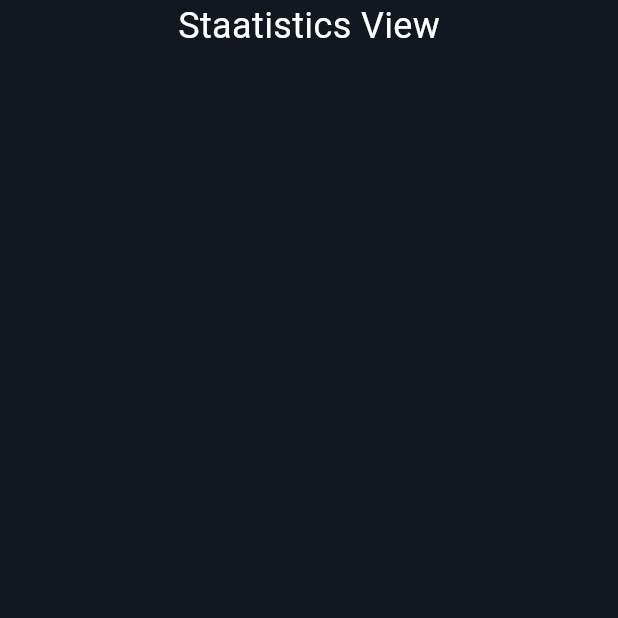
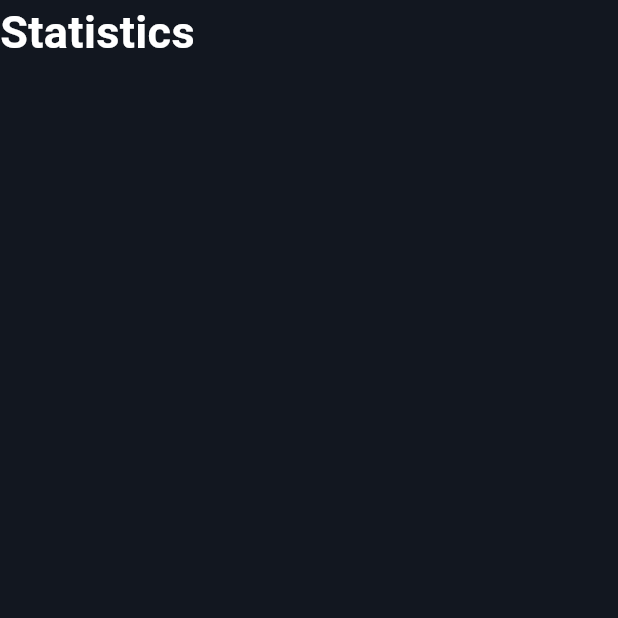
Before and after one commit to NRG7-Emergentes/ergovision-mobile, a Flutter app: the Statistics screen opened directly, on a phone screen of 412 x 824 dp, the top half of it. Run offline on Flutter 3.47's test engine with Material 3 defaults, Android fonts, the phone set to English and light mode, and no system bars; our stand-ins replace fl_chart.

Commit message:
feat(ui): unified titles.

```diff
--- a/lib/statistics/views/statistics.dart
+++ b/lib/statistics/views/statistics.dart
@@ -13,12 +13,13 @@ class _StatisticsState extends State<Statistics> {
     return Scaffold(
       backgroundColor: const Color(0xFF121720),
       body: Column(
-        children: const [
-          Center(
-            child: Text(
-              'Staatistics View',
-              style: TextStyle(color: Colors.white, fontSize: 24),
-            ),
+        children: [
+          const SizedBox(
+              width: double.infinity,
+              child: Text(
+                'Statistics',
+                style: TextStyle(color: Colors.white, fontSize: 30, fontWeight: FontWeight.bold),
+              )
           ),
         ],
       ),
```
Also changed, not shown: lib/configuration/views/configuration.dart (+8 -7 lines), lib/configuration/views/profile.dart (+7 -6 lines), lib/monitoring/views/sessions.dart (+7 -6 lines).
